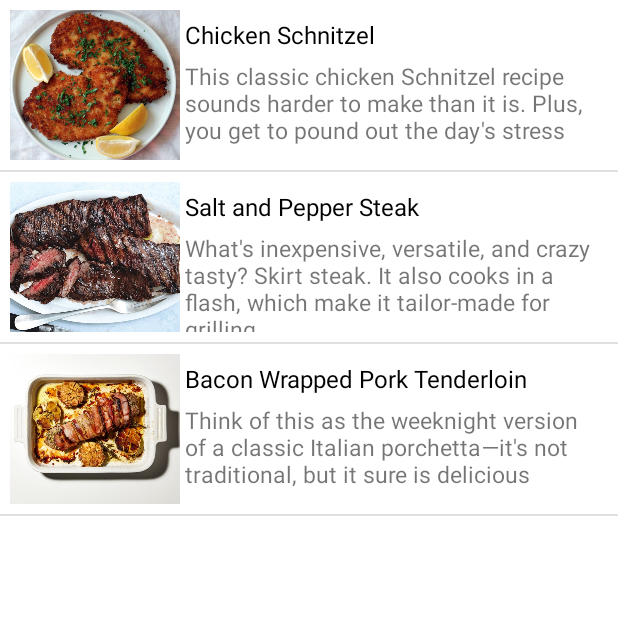
After one commit to robertKlein02/scannAppQRBesteller, an Android app: the FoodList screen opened directly, with no data from a screen before it, on a phone screen of 412 x 824 dp, the top half of it. The commit adds this screen. Run offline under Robolectric (Android 15) with nearby library versions, the phone set to English and light mode, and no system bars.

Commit message:
new listview

```diff
--- a/app/src/main/AndroidManifest.xml
+++ b/app/src/main/AndroidManifest.xml
@@ -26,6 +26,7 @@
         android:theme="@style/Theme.ScannerTest"
         tools:targetApi="31">
         <activity android:name=".FoodsScreen"></activity>
+        <activity android:name=".FoodList"></activity>
         <activity
             android:name=".MainActivity"
             android:screenOrientation="portrait"
--- /dev/null
+++ b/app/src/main/java/com/example/scannertest/Food.kt
@@ -0,0 +1,3 @@
+package com.example.scannertest
+
+data class Food(var name:String, var desc:String, var image:Int)
--- /dev/null
+++ b/app/src/main/java/com/example/scannertest/FoodList.kt
@@ -0,0 +1,62 @@
+package com.example.scannertest
+
+
+import android.content.Intent
+import androidx.appcompat.app.AppCompatActivity
+import android.os.Bundle
+import com.example.scannertest.databinding.ActivityMainBinding
+import com.example.scannertest.databinding.FoodlistBinding
+
+class FoodList() : AppCompatActivity() {
+
+    private lateinit var binding: FoodlistBinding
+    var foodArrayList = ArrayList<Food>()
+
+    override fun onCreate(savedInstanceState: Bundle?) {
+        super.onCreate(savedInstanceState)
+        binding = FoodlistBinding.inflate(layoutInflater)
+        setContentView(binding.root)
+
+        val imageId = intArrayOf(
+            R.drawable.chicken_schnitzel,
+            R.drawable.salt_and_pepper_steak,
+            R.drawable.weeknight_porchetta
+        )
+
+        val names = arrayOf(
+            "Chicken Schnitzel",
+            "Salt and Pepper Steak",
+            "Bacon Wrapped Pork Tenderloin"
+        )
+
+        val descs = arrayOf(
+            "This classic chicken Schnitzel recipe sounds harder to make than it is. Plus, you get to pound out the day's stress",
+            "What's inexpensive, versatile, and crazy tasty? Skirt steak. It also cooks in a flash, which make it tailor-made for grilling",
+            "Think of this as the weeknight version of a classic Italian porchetta—it's not traditional, but it sure is delicious"
+        )
+
+        for (i in names.indices){
+
+            val food = Food(names[i],descs[i],imageId[i])
+            foodArrayList.add(food)
+        }
+        binding.foodsList.adapter= MyAdapter(this,foodArrayList)
+
+        // Click lestener to list item
+        binding.foodsList.isClickable = true
+        binding.foodsList.setOnItemClickListener { parent, view, position, id ->
+
+            val name = names[position]
+            val desx = descs[position]
+            val imageId = imageId[position]
+
+            val i = Intent(this,FoodsScreen::class.java)
+            i.putExtra("name",name)
+            i.putExtra("desc",desx)
+            i.putExtra("imageId", imageId)
+            startActivity(i)
+        }
+
+
+    }
+}
--- a/app/src/main/java/com/example/scannertest/FoodsScreen.kt
+++ b/app/src/main/java/com/example/scannertest/FoodsScreen.kt
@@ -4,7 +4,7 @@ import androidx.appcompat.app.AppCompatActivity
 import android.os.Bundle
 import com.example.scannertest.databinding.ActivityFoodsScreenBinding
 
-class FoodsScreen : AppCompatActivity() {
+class FoodsScreen() : AppCompatActivity() {
 
     private lateinit var binding: ActivityFoodsScreenBinding
 
@@ -17,6 +17,7 @@ class FoodsScreen : AppCompatActivity() {
         val desc = intent.getStringExtra("desc")
         val image = intent.getIntExtra("imageId", R.drawable.chicken_schnitzel)
 
+
         binding.foodDesc.text =desc
         binding.foodName.text =name
         binding.imgFood.setImageResource(image)
--- a/app/src/main/java/com/example/scannertest/MainActivity.kt
+++ b/app/src/main/java/com/example/scannertest/MainActivity.kt
@@ -34,6 +34,9 @@ class MainActivity : AppCompatActivity() {
      private var isInsertSuccess = false
     lateinit var tv_lokalID: TextView
     lateinit var tv_tischID: TextView
+
+    private lateinit var names:String
+
     var imei=""
 
     private lateinit var binding: OrderBinding
@@ -152,11 +155,13 @@ class MainActivity : AppCompatActivity() {
 
         binding.gridview.onItemClickListener =
             AdapterView.OnItemClickListener { parent, v, position, id ->
-                Toast.makeText(
-                    this@MainActivity, sortArray(itemList).get(position) ,
-                    Toast.LENGTH_SHORT,
+             //  Toast.makeText(
+             //      this@MainActivity, sortArray(itemList).get(position) ,
+             //      Toast.LENGTH_SHORT,
 
-                ).show()
+             //  )
+
+
                 openUnderMenu(itemList.get(position))
             }
     }
@@ -258,7 +263,11 @@ class MainActivity : AppCompatActivity() {
 
 
     fun openUnderMenu(string: String){
-        val i = Intent(this,FoodsScreen::class.java)
+
+
+        val i = Intent(this,FoodList::class.java)
+
+
 
         startActivity(Intent(i))
 
--- /dev/null
+++ b/app/src/main/java/com/example/scannertest/MyAdapter.kt
@@ -0,0 +1,34 @@
+package com.example.scannertest
+
+import android.app.Activity
+import android.view.LayoutInflater
+import android.view.View
+import android.view.ViewGroup
+import android.widget.ArrayAdapter
+import android.widget.ImageView
+import android.widget.TextView
+
+class MyAdapter(private val context : Activity, private val arrayList: ArrayList<Food>) : ArrayAdapter<Food>(context,
+                R.layout.list_item,arrayList) {
+
+    override fun getView(position: Int, convertView: View?, parent: ViewGroup): View {
+
+        // Make inflater to inflate the item view
+        val inflater : LayoutInflater = LayoutInflater.from(context)
+        val view : View = inflater.inflate(R.layout.list_item,null)
+
+        // Refer to elements of the item view
+        val imageView : ImageView = view.findViewById(R.id.foodImage)
+        val txName : TextView = view.findViewById(R.id.resName)
+        val txDesc : TextView = view.findViewById(R.id.desc)
+
+        // Set data in view
+        imageView.setImageResource(arrayList[position].image)
+        txName.text = arrayList[position].name
+        txDesc.text = arrayList[position].desc
+
+
+        return view
+    }
+
+}
--- a/app/src/main/res/drawable/mybutton.xml
+++ b/app/src/main/res/drawable/mybutton.xml
@@ -3,7 +3,7 @@
     <item android:state_pressed="true" >
         <shape android:shape="rectangle"  >
             <corners android:radius="5dip" />
-            <gradient android:angle="-90" android:startColor="#A8A8ED" android:endColor="#A8A8ED"  />
+            <gradient android:angle="-90" android:startColor="#66A8A8ED" android:endColor="#66A8A8ED"  />
         </shape>
     </item>
     <item android:state_focused="true">
--- /dev/null
+++ b/app/src/main/res/layout/foodlist.xml
@@ -0,0 +1,16 @@
+<?xml version="1.0" encoding="utf-8"?>
+<androidx.constraintlayout.widget.ConstraintLayout xmlns:android="http://schemas.android.com/apk/res/android"
+    android:layout_width="match_parent"
+    xmlns:tools="http://schemas.android.com/tools"
+    android:layout_height="match_parent">
+
+
+    <ListView
+        android:id="@+id/foodsList"
+        android:layout_width="match_parent"
+        android:layout_height="match_parent"
+        android:background="@color/white"
+        tools:listitem="@layout/list_item"
+        />
+
+</androidx.constraintlayout.widget.ConstraintLayout>
--- /dev/null
+++ b/app/src/main/res/layout/list_item.xml
@@ -0,0 +1,52 @@
+<?xml version="1.0" encoding="utf-8"?>
+<LinearLayout
+    xmlns:android="http://schemas.android.com/apk/res/android"
+    android:layout_width="match_parent"
+    android:layout_height="match_parent"
+    android:orientation="vertical"
+    android:background="@color/white"
+    android:padding="3pt">
+
+    <LinearLayout
+        android:layout_width="match_parent"
+        android:layout_height="wrap_content"
+        android:orientation="horizontal"
+        android:background="@color/white"
+        >
+        <ImageView
+            android:id="@+id/foodImage"
+            android:layout_width="0dp"
+            android:layout_height="100dp"
+            android:layout_weight="2"
+            android:src="@drawable/chicken_schnitzel"
+            android:scaleType="centerCrop"
+            />
+        <LinearLayout
+            android:layout_width="0dp"
+            android:layout_height="100dp"
+            android:layout_weight="5"
+            android:orientation="vertical"
+            android:paddingRight="3dp"
+            android:paddingLeft="3dp"
+            >
+            <TextView
+                android:id="@+id/resName"
+                android:layout_width="match_parent"
+                android:layout_height="0dp"
+                android:layout_weight="1"
+                android:text="coffee"
+                android:gravity="center_vertical"
+                android:textSize="16sp"
+                android:textColor="@color/black"
+                />
+            <TextView
+                android:id="@+id/desc"
+                android:layout_width="match_parent"
+                android:layout_height="0dp"
+                android:layout_weight="2"
+                android:textSize="15sp"
+                android:text="ssslkpkoojojdojdokook"
+                />
+        </LinearLayout>
+    </LinearLayout>
+</LinearLayout>
```
Also changed, not shown: app/src/main/res/drawable/salt_and_pepper_steak.jpg (added), app/src/main/res/drawable/weeknight_porchetta.jpg (added).
